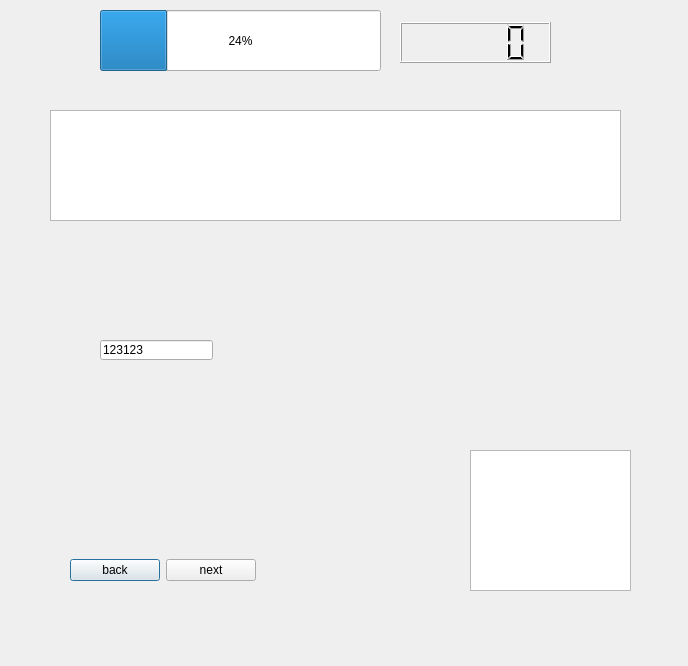
Before: the Qt Designer form client/src/ui/gamedialog_ui.ui in Nihileon/word-elimination, drawn with Qt 5.
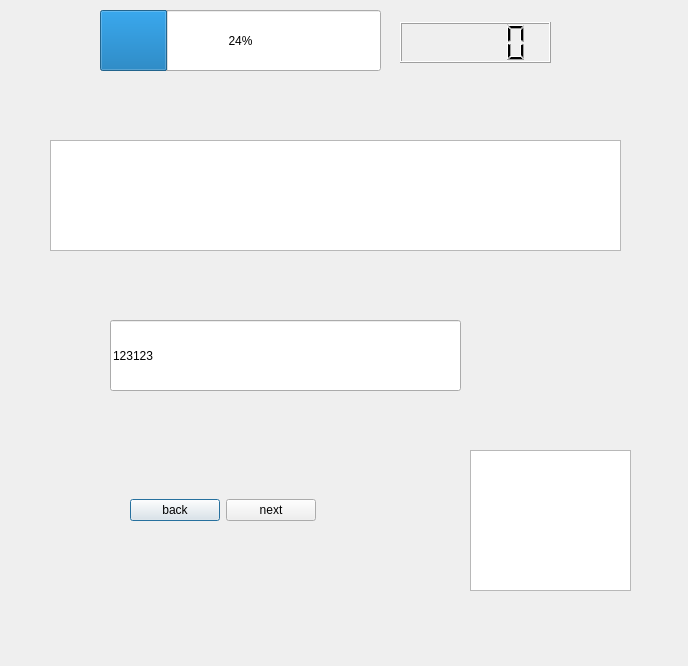
After: the same form once the commit is applied. Custom widgets are drawn as their Qt base class.

Diff of the .ui file:
```diff
--- a/client/src/ui/gamedialog_ui.ui
+++ b/client/src/ui/gamedialog_ui.ui
@@ -40,7 +40,7 @@
    <property name="geometry">
     <rect>
      <x>50</x>
-     <y>110</y>
+     <y>140</y>
      <width>571</width>
      <height>111</height>
     </rect>
@@ -59,8 +59,8 @@
   <widget class="QWidget" name="horizontalLayoutWidget">
    <property name="geometry">
     <rect>
-     <x>70</x>
-     <y>530</y>
+     <x>130</x>
+     <y>470</y>
      <width>186</width>
      <height>80</height>
     </rect>
@@ -85,10 +85,10 @@
   <widget class="QLineEdit" name="wordLineEdit">
    <property name="geometry">
     <rect>
-     <x>100</x>
-     <y>340</y>
-     <width>113</width>
-     <height>20</height>
+     <x>110</x>
+     <y>320</y>
+     <width>351</width>
+     <height>71</height>
     </rect>
    </property>
    <property name="text">
@@ -96,6 +96,18 @@
    </property>
   </widget>
  </widget>
+ <customwidgets>
+  <customwidget>
+   <class>QtMaterialTextField</class>
+   <extends>QLineEdit</extends>
+   <header location="global">qtmaterialtextfield.h</header>
+  </customwidget>
+  <customwidget>
+   <class>QtMaterialRaisedButton</class>
+   <extends>QPushButton</extends>
+   <header location="global">qtmaterialraisedbutton.h</header>
+  </customwidget>
+ </customwidgets>
  <resources/>
  <connections/>
 </ui>
```
Left out of the diff: 6 changed lines with no effect on the pictures.
